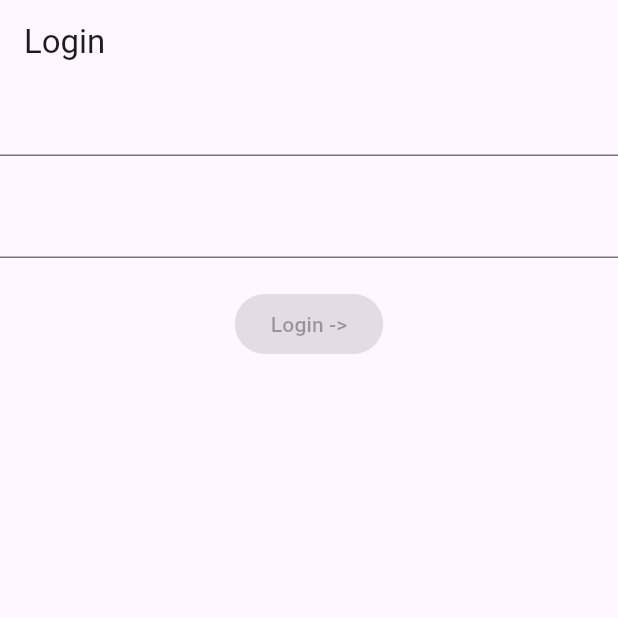
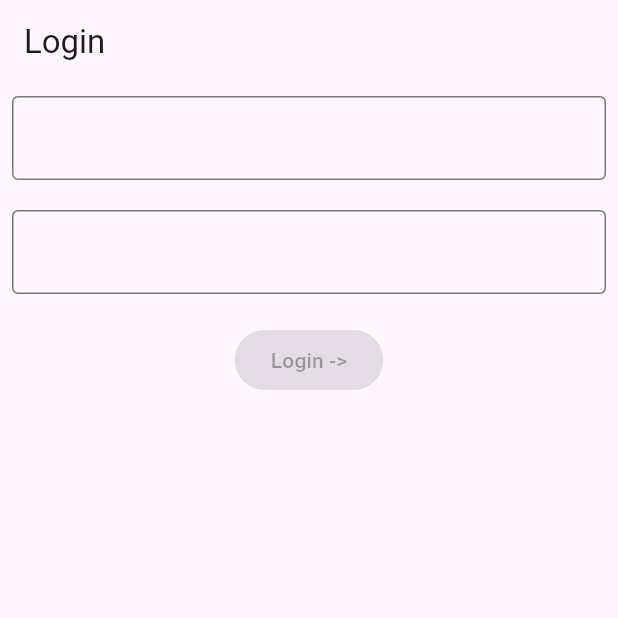
Before and after one commit to vinay-incubyte/login-form, a Flutter app: the screen it shows after launch, on a phone screen of 412 x 824 dp, the top half of it. Run offline on Flutter 3.47's test engine with Material 3 defaults, Android fonts, the phone set to English and light mode, and no system bars; our stand-ins replace equatable, flutter_bloc.

Commit message:
refactor(presentation): LoginPage UI - all test passed (GREEN)

```diff
--- a/lib/feature/login/presentation/view/login_page.dart
+++ b/lib/feature/login/presentation/view/login_page.dart
@@ -36,6 +36,8 @@ class _LoginPageState extends State<LoginPage>
     return Scaffold(
       appBar: AppBar(title: Text('Login')),
       body: SingleChildScrollView(
+        child: Padding(
+          padding: const EdgeInsets.all(8.0),
           child: Form(
             key: formKey,
             child: Column(
@@ -46,6 +48,7 @@ class _LoginPageState extends State<LoginPage>
                 _buildLoginButton(),
                 _buildAuthText(),
               ],
+            ),
           ),
         ),
       ),
@@ -88,13 +91,33 @@ class _LoginPageState extends State<LoginPage>
       autovalidateMode: AutovalidateMode.onUserInteraction,
       onChanged: (value) => loginCubit.validateForm(formKey.currentState),
       validator: (value) {
-        if ((value?.isEmpty ?? true) || value == null) return null;
+        if (!validateEmail(emailController.text) && (value?.isEmpty ?? false)) {
+          return null;
+        }
+        if (value == null || value.isEmpty) return "Password is required";
         final isValidPass = validatePassword(value);
         return isValidPass
             ? null
             : 'Password should be -\nMin 2 char long\nContain upper and lower case char\nContain special char';
       },
+      decoration: InputDecoration(
+        border: border,
+        focusedBorder: focusBorder,
+        errorBorder: errorBorder,
+      ),
     );
+  }
+
+  OutlineInputBorder get border {
+    return OutlineInputBorder(borderSide: BorderSide(color: Colors.grey));
+  }
+
+  OutlineInputBorder get focusBorder {
+    return OutlineInputBorder(borderSide: BorderSide(color: Colors.green));
+  }
+
+  OutlineInputBorder get errorBorder {
+    return OutlineInputBorder(borderSide: BorderSide(color: Colors.red));
   }
 
   TextFormField _buildEmailField() {
@@ -103,10 +126,15 @@ class _LoginPageState extends State<LoginPage>
       autovalidateMode: AutovalidateMode.onUserInteraction,
       onChanged: (value) => loginCubit.validateForm(formKey.currentState),
       validator: (value) {
-        if ((value?.isEmpty ?? true) || value == null) return null;
+        if (value == null || value.isEmpty) return "Email is required";
         final isvalidEmail = validateEmail(value);
         return isvalidEmail ? null : "Enter a vaild email";
       },
+      decoration: InputDecoration(
+        border: border,
+        focusedBorder: focusBorder,
+        errorBorder: errorBorder,
+      ),
     );
   }
 }
```
Lines whose indentation alone changed are shown as unchanged.
